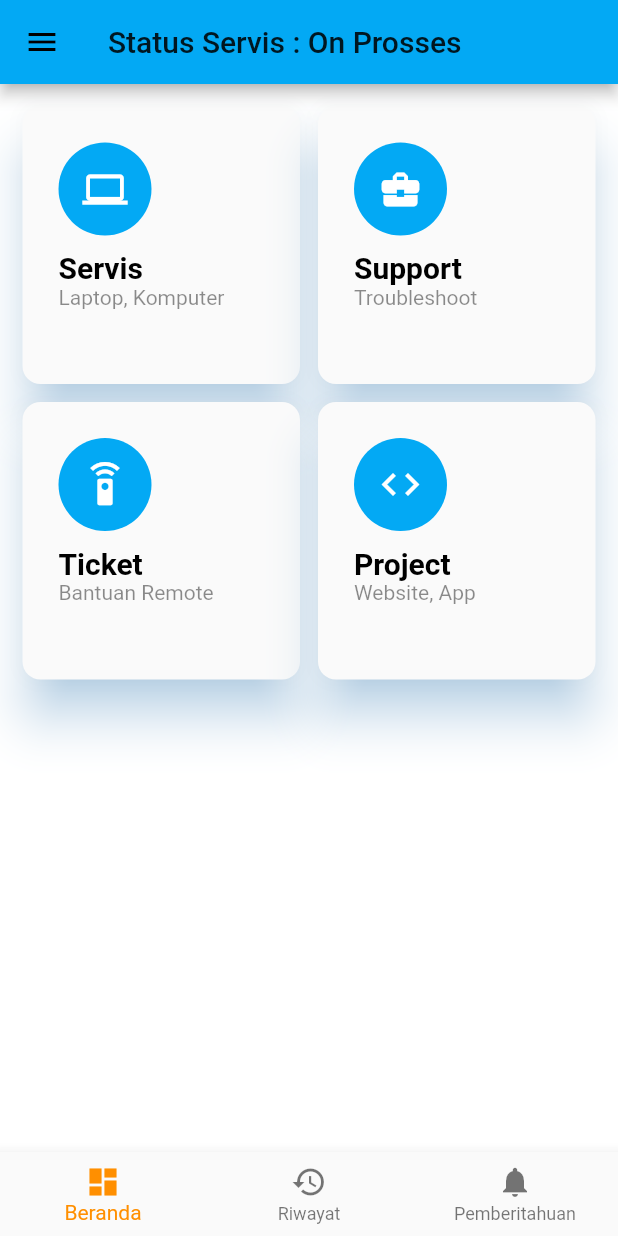
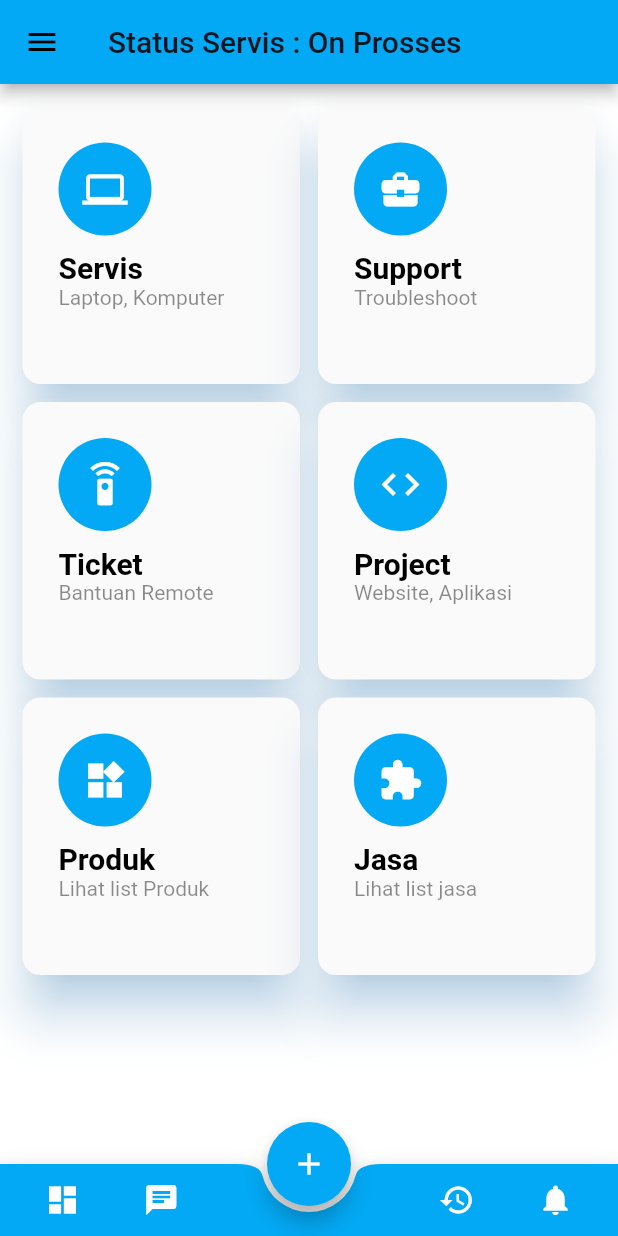
Before and after one commit to AuroralinkID/Auroralink, a Flutter app: the HomePage screen opened by its route, on a phone screen of 412 x 824 dp. Run offline on Flutter 3.47's test engine with Material 2 defaults, Android fonts, the phone set to English and light mode, and no system bars; our stand-ins replace liquid_pull_to_refresh; Roboto replaces fonts that are missing (Nunito).

Commit message:
bottom navigation bar

```diff
--- a/lib/home/home_page.dart
+++ b/lib/home/home_page.dart
@@ -1,8 +1,14 @@
 import 'package:flutter/material.dart';
+import 'package:liquid_pull_to_refresh/liquid_pull_to_refresh.dart';
 
 
 class HomePage extends StatelessWidget {
   static String tag = 'home-page';
+  final routes = <String, WidgetBuilder>{
+  HomePage.tag: (context) => HomePage(),
+
+
+  };
 
 int _selectedIndex = 0;
 static const TextStyle optionStyle = TextStyle(fontSize: 30, fontWeight: FontWeight.bold);
@@ -41,10 +47,18 @@ void _onItemTapped(int index) {
         drawer: Drawer(
             child: ListView(
         children: <Widget>[
-          DrawerHeader(
-              child: Text('Profil'),
-              decoration: BoxDecoration(
-                color: Colors.blue,
+            UserAccountsDrawerHeader(
+              accountName: Text("Ashish Rawat"),
+              accountEmail: Text("ashishrawat2911@gmail.com"),
+              currentAccountPicture: CircleAvatar(
+                backgroundColor:
+                    Theme.of(context).platform == TargetPlatform.iOS
+                        ? Colors.blue
+                        : Colors.white,
+                child: Text(
+                  "A",
+                  style: TextStyle(fontSize: 40.0),
+                ),
               ),
             ),
             ListTile(
@@ -173,31 +187,116 @@ void _onItemTapped(int index) {
                   ),
                   Padding(padding: EdgeInsets.only(bottom: 10.0)),
                   Text('Project', style: TextStyle(color: Colors.black, fontWeight: FontWeight.w700, fontSize: 20.0)),
-                  Text('Website, App ', style: TextStyle(color: Colors.black45)),
+                  Text('Website, Aplikasi', style: TextStyle(color: Colors.black45)),
+                ]
+              ),
+            ),
+          ),
+          _buildTile(
+            Padding
+            (
+              padding: const EdgeInsets.all(24.0),
+              child: Column
+              (
+                mainAxisAlignment: MainAxisAlignment.start,
+                crossAxisAlignment: CrossAxisAlignment.start,
+                children: <Widget>
+                [
+                  Material
+                  (
+                    color: Colors.lightBlue,
+                    shape: CircleBorder(),
+                    child: Padding
+                    (
+                      padding: EdgeInsets.all(16.0),
+                      child: Icon(Icons.widgets, color: Colors.white, size: 30.0),
+                    )
+                  ),
+                  Padding(padding: EdgeInsets.only(bottom: 10.0)),
+                  Text('Produk', style: TextStyle(color: Colors.black, fontWeight: FontWeight.w700, fontSize: 20.0)),
+                  Text('Lihat list Produk ', style: TextStyle(color: Colors.black45)),
+                ]
+              ),
+            ),
+          ),
+          _buildTile(
+            Padding
+            (
+              padding: const EdgeInsets.all(24.0),
+              child: Column
+              (
+                mainAxisAlignment: MainAxisAlignment.start,
+                crossAxisAlignment: CrossAxisAlignment.start,
+                children: <Widget>
+                [
+                  Material
+                  (
+                    color: Colors.lightBlue,
+                    shape: CircleBorder(),
+                    child: Padding
+                    (
+                      padding: EdgeInsets.all(16.0),
+                      child: Icon(Icons.extension, color: Colors.white, size: 30.0),
+                    )
+                  ),
+                  Padding(padding: EdgeInsets.only(bottom: 10.0)),
+                  Text('Jasa', style: TextStyle(color: Colors.black, fontWeight: FontWeight.w700, fontSize: 20.0)),
+                  Text('Lihat list jasa ', style: TextStyle(color: Colors.black45)),
                 ]
               ),
             ),
           ),
         ],
       ),
-      bottomNavigationBar: BottomNavigationBar(
-      items: const <BottomNavigationBarItem>[
-        BottomNavigationBarItem(
+              floatingActionButton: FloatingActionButton(
+              backgroundColor: Colors.lightBlue,
+              child: const Icon(
+                Icons.add,
+                color: Colors.white,
+              ),
+              onPressed: () {},
+            ),
+              floatingActionButtonLocation:
+                FloatingActionButtonLocation.centerDocked,
+                bottomNavigationBar: BottomAppBar(
+              child: new Row(
+                mainAxisSize: MainAxisSize.max,
+                mainAxisAlignment: MainAxisAlignment.spaceEvenly,
+                children: <Widget>[
+                  IconButton(
                     icon: Icon(Icons.dashboard),
-          title: Text('Beranda'),
+                    color: Colors.white,
+                    onPressed: () {},
                   ),
-        BottomNavigationBarItem(
+                  IconButton(
+                    icon: Icon(Icons.chat),
+                    color: Colors.white,
+                    onPressed: () {},
+                  ),
+                  IconButton(
+                    icon: Icon(Icons.playlist_add),
+                    color: Colors.lightBlue,
+                    onPressed: () {},
+                  ),
+                  IconButton(
+                    icon: Icon(Icons.notifications),
+                    color: Colors.lightBlue,
+                    onPressed: () {},
+                  ),
+                  IconButton(
                     icon: Icon(Icons.history),
-          title: Text('Riwayat'),
+                    color: Colors.white,
+                    onPressed: () {},
                   ),
-        BottomNavigationBarItem(
+                  IconButton(
                     icon: Icon(Icons.notifications),
-          title: Text('Pemberitahuan'),
+                    color: Colors.white,
+                    onPressed: () {},
                   ),
                 ],
-      currentIndex: _selectedIndex,
-      selectedItemColor: Colors.amber[800],
-      onTap: _onItemTapped,
+              ),
+              color: Colors.lightBlue,
+              shape: CircularNotchedRectangle(),
             ),
     );
   }
--- a/pubspec.yaml
+++ b/pubspec.yaml
@@ -18,6 +18,7 @@ environment:
 
 dependencies:
   flutter_staggered_grid_view: "^0.2.7"
+  liquid_pull_to_refresh: ^1.1.1
   flutter:
     sdk: flutter
 
```
Also changed, not shown: pubspec.lock. Lines whose indentation alone changed are shown as unchanged.
